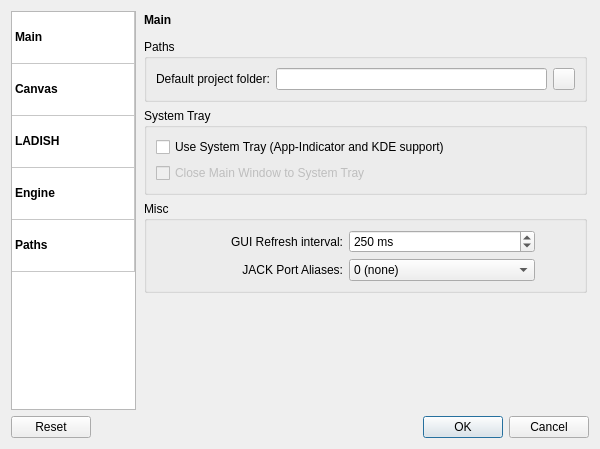
Qt form src/ui/settings_app.ui (falkTX/Cadence) before a commit.
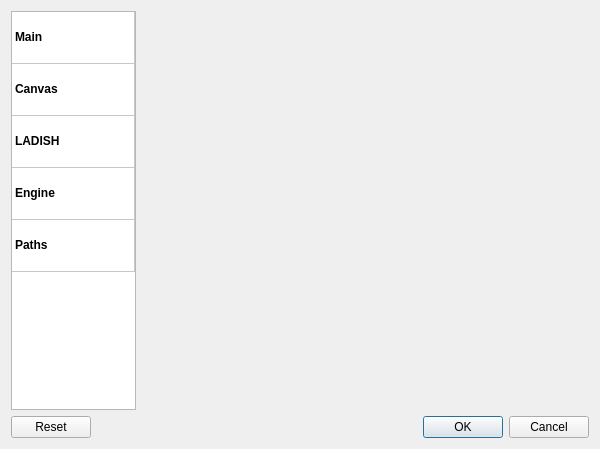
The same form after that commit. The open tabs and pages were chosen to show the change. Icons and pictures are not drawn.

Commit message: Settings: Use proper icon in Engine; Don't show any settings for unknown apps

```diff
--- a/src/ui/settings_app.ui
+++ b/src/ui/settings_app.ui
@@ -1246,6 +1246,7 @@
          </item>
         </layout>
        </widget>
+       <widget class="QWidget" name="page"/>
       </widget>
      </item>
     </layout>
```
Left out of the diff: 4 changed lines with no effect on the pictures. The commit also changes 2 other files.
